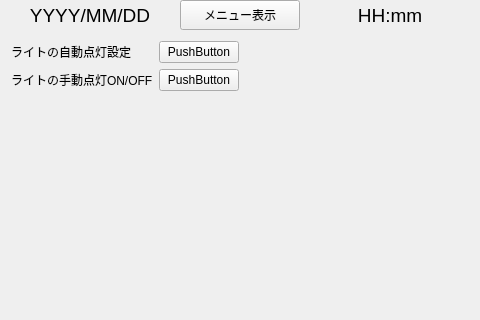
First picture: the form in dev/src/BicycleFrontPanel/bicyclefrontmonitormainwindow.ui, repository CountrySideEngineer/BicycleFrontPanel, before the edit.
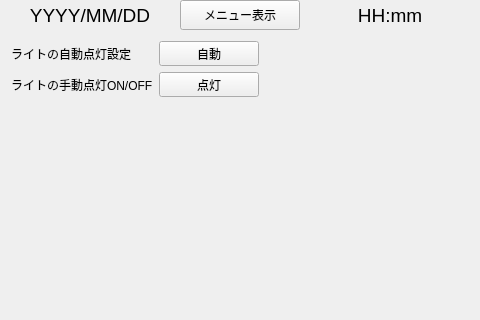
Second picture: the form after the edit. Custom widgets are drawn as their Qt base class.

```diff
--- a/dev/src/BicycleFrontPanel/bicyclefrontmonitormainwindow.ui
+++ b/dev/src/BicycleFrontPanel/bicyclefrontmonitormainwindow.ui
@@ -628,25 +628,6 @@
         </property>
        </spacer>
       </item>
-      <item row="0" column="1">
-       <widget class="QPushButton" name="lightAutoManualSwitch">
-        <property name="text">
-         <string>PushButton</string>
-        </property>
-        <property name="checkable">
-         <bool>true</bool>
-        </property>
-        <property name="autoDefault">
-         <bool>true</bool>
-        </property>
-        <property name="default">
-         <bool>false</bool>
-        </property>
-        <property name="flat">
-         <bool>false</bool>
-        </property>
-       </widget>
-      </item>
       <item row="0" column="3">
        <spacer name="horizontalSpacer_9">
         <property name="orientation">
@@ -654,7 +635,7 @@
         </property>
         <property name="sizeHint" stdset="0">
          <size>
-          <width>40</width>
+          <width>20</width>
           <height>20</height>
          </size>
         </property>
@@ -667,16 +648,6 @@
         </property>
        </widget>
       </item>
-      <item row="1" column="1">
-       <widget class="QPushButton" name="lightManualOnOffSwitch">
-        <property name="text">
-         <string>PushButton</string>
-        </property>
-        <property name="checkable">
-         <bool>true</bool>
-        </property>
-       </widget>
-      </item>
       <item row="1" column="0">
        <widget class="QLabel" name="label_2">
         <property name="text">
@@ -684,6 +655,74 @@
         </property>
        </widget>
       </item>
+      <item row="1" column="1" colspan="2">
+       <widget class="QPushButton" name="lightManualOnOffSwitch">
+        <property name="sizePolicy">
+         <sizepolicy hsizetype="Fixed" vsizetype="Fixed">
+          <horstretch>0</horstretch>
+          <verstretch>0</verstretch>
+         </sizepolicy>
+        </property>
+        <property name="minimumSize">
+         <size>
+          <width>100</width>
+          <height>25</height>
+         </size>
+        </property>
+        <property name="maximumSize">
+         <size>
+          <width>100</width>
+          <height>25</height>
+         </size>
+        </property>
+        <property name="text">
+         <string>点灯</string>
+        </property>
+        <property name="checkable">
+         <bool>true</bool>
+        </property>
+        <property name="autoDefault">
+         <bool>true</bool>
+        </property>
+       </widget>
+      </item>
+      <item row="0" column="1" colspan="2">
+       <widget class="QPushButton" name="lightAutoManualSwitch">
+        <property name="sizePolicy">
+         <sizepolicy hsizetype="Fixed" vsizetype="Fixed">
+          <horstretch>0</horstretch>
+          <verstretch>0</verstretch>
+         </sizepolicy>
+        </property>
+        <property name="minimumSize">
+         <size>
+          <width>100</width>
+          <height>25</height>
+         </size>
+        </property>
+        <property name="maximumSize">
+         <size>
+          <width>100</width>
+          <height>25</height>
+         </size>
+        </property>
+        <property name="text">
+         <string>自動</string>
+        </property>
+        <property name="checkable">
+         <bool>true</bool>
+        </property>
+        <property name="autoDefault">
+         <bool>true</bool>
+        </property>
+        <property name="default">
+         <bool>false</bool>
+        </property>
+        <property name="flat">
+         <bool>false</bool>
+        </property>
+       </widget>
+      </item>
       <item row="2" column="1">
        <spacer name="verticalSpacer">
         <property name="orientation">
```
